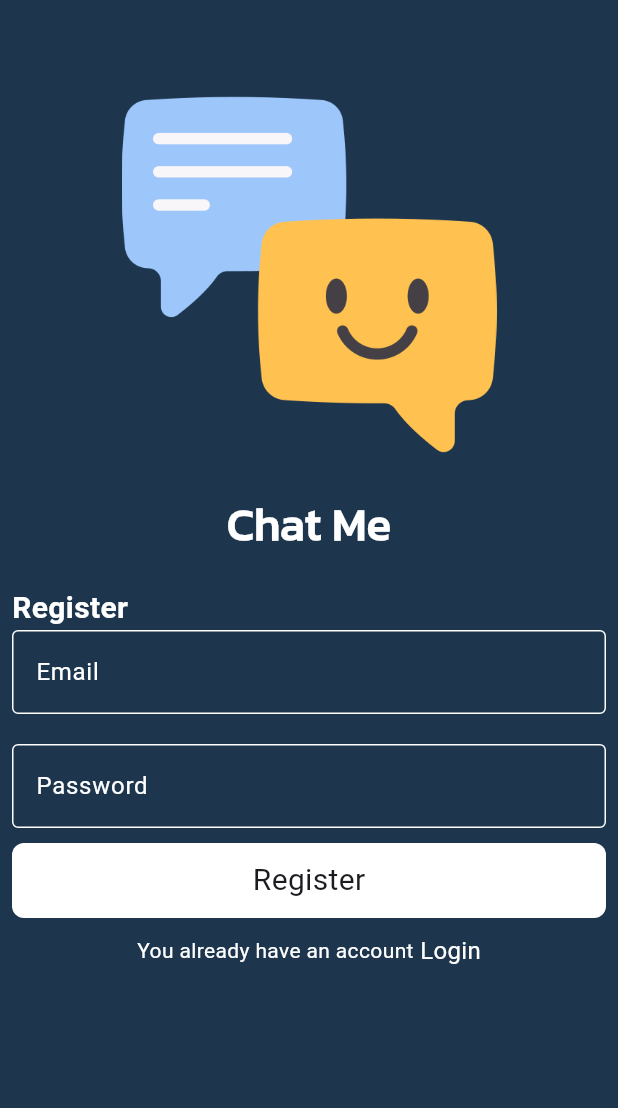
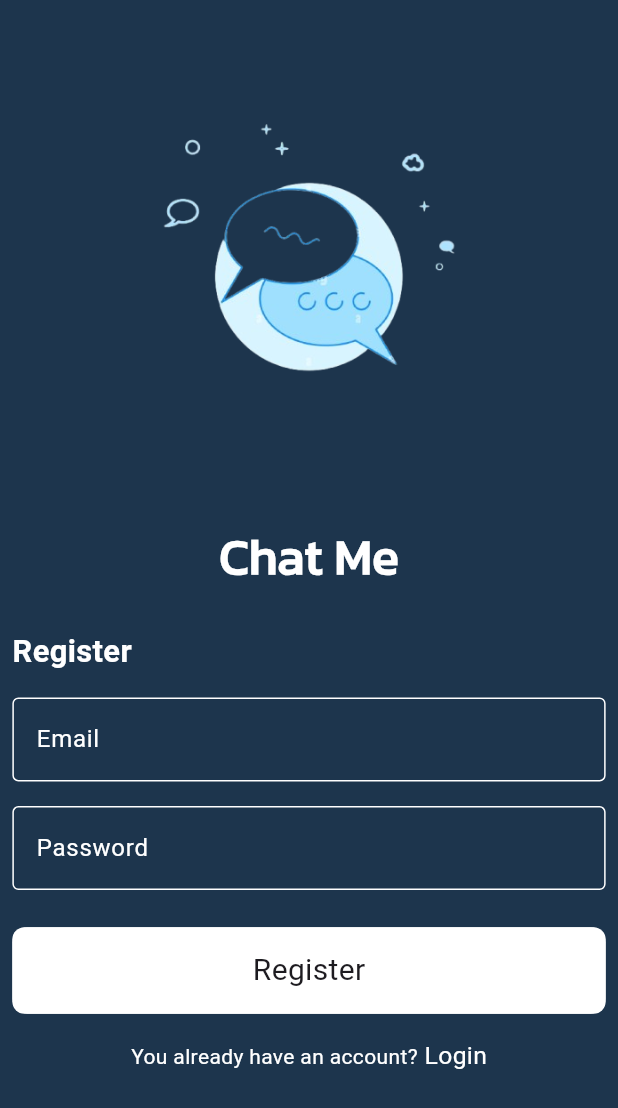
Before and after one commit to shahdrhoma/chat_me_app, a Flutter app: the LoginPage screen opened by its route, after a tap on "Sign in", after a tap on "Register", on a phone screen of 412 x 824 dp. Shown: the top 1108 px of the screen. Run offline on Flutter 3.47's test engine with Material 3 defaults, Android fonts, the phone set to English and light mode, and no system bars; drawn by our look-alikes of modal_progress_hud_nsn; our stand-ins replace bloc, chat_bubbles, cloud_firestore, firebase_auth, firebase_core, flutter_bloc; accounts and stored records are empty.

Commit message:
Small changes

```diff
--- a/lib/components/custom_text_field.dart
+++ b/lib/components/custom_text_field.dart
@@ -6,28 +6,33 @@ class CustomTextField extends StatelessWidget {
     this.onChanged,
     this.obscureText = false,
   });
-  String? hintText;
-  bool? obscureText;
-  Function(String)? onChanged;
+
+  final String? hintText;
+  final bool? obscureText;
+  final Function(String)? onChanged;
+
   @override
   Widget build(BuildContext context) {
     return TextFormField(
       obscureText: obscureText!,
+      style:
+          const TextStyle(color: Colors.white), // Set input text color to white
       validator: (data) {
         if (data!.isEmpty) {
-          return 'field is required';
+          return 'Field is required';
         }
         return null;
       },
       onChanged: onChanged,
       cursorHeight: 30,
+      cursorColor: Colors.white, // Set cursor color to white
       decoration: InputDecoration(
         hintText: hintText,
-        hintStyle: TextStyle(color: Colors.white),
-        enabledBorder: OutlineInputBorder(
+        hintStyle: const TextStyle(color: Colors.white),
+        enabledBorder: const OutlineInputBorder(
           borderSide: BorderSide(color: Colors.white),
         ),
-        focusedBorder: OutlineInputBorder(
+        focusedBorder: const OutlineInputBorder(
           borderSide: BorderSide(color: Colors.white),
         ),
         errorBorder: const OutlineInputBorder(
--- a/lib/constants.dart
+++ b/lib/constants.dart
@@ -1,6 +1,7 @@
 import 'package:flutter/material.dart';
 
 const kPrimaryColor = Color.fromARGB(255, 29, 53, 77);
-const kLogo = 'assets/images/chat.png';
+const kLogo =
+    'assets/images/bulles-de-chat-television-icone-illustration-du-dialogue-et-de-la-communication-lumineux-de-style-design-monochrome-bleu-tagc4c-removebg-preview.png';
 const kMessagesCollections = 'messages';
 const kMessage = 'message';
--- a/lib/helper/show_snack_bar.dart
+++ b/lib/helper/show_snack_bar.dart
@@ -2,8 +2,6 @@ import 'package:flutter/material.dart';
 
 void showSnackBar(BuildContext context, String message) {
   ScaffoldMessenger.of(context).showSnackBar(
-    SnackBar(
-      content: Text(message),
-    ),
+    SnackBar(content: Text(message)),
   );
 }
--- a/lib/pages/login_page.dart
+++ b/lib/pages/login_page.dart
@@ -18,10 +18,14 @@ class LoginPage extends StatelessWidget {
 
   String? password;
 
-  GlobalKey<FormState> formKey = GlobalKey();
+  final GlobalKey<FormState> formKey = GlobalKey();
 
   @override
   Widget build(BuildContext context) {
+    // Screen size variables
+    final screenWidth = MediaQuery.of(context).size.width;
+    final screenHeight = MediaQuery.of(context).size.height;
+
     return BlocConsumer<LoginCubit, LoginState>(
       listener: (context, state) {
         if (state is LoginLoading) {
@@ -31,7 +35,6 @@ class LoginPage extends StatelessWidget {
           Navigator.pushNamed(context, ChattingPage.id, arguments: email);
         } else if (state is LoginFailure) {
           isLoading = false;
-
           showSnackBar(context, state.errMessage);
         }
       },
@@ -40,28 +43,32 @@ class LoginPage extends StatelessWidget {
         child: Scaffold(
           backgroundColor: kPrimaryColor,
           body: Padding(
-            padding: const EdgeInsets.all(8.0),
+            padding: EdgeInsets.symmetric(
+              horizontal: screenWidth * 0.02, // Dynamic horizontal padding
+            ),
             child: Form(
               key: formKey,
               child: ListView(
                 children: [
-                  SizedBox(height: 50),
-                  Image.asset(kLogo, height: 250),
-                  SizedBox(height: 20),
-                  Row(
-                    mainAxisAlignment: MainAxisAlignment.center,
-                    children: [
-                      Text(
+                  SizedBox(height: screenHeight * 0.05), // Top spacing
+                  Image.asset(
+                    kLogo,
+                    height: screenHeight * 0.372, // Enlarged height
+                    width: screenWidth * 0.8, // Enlarged width
+                  ),
+                  Center(
+                    child: Text(
                       'Chat Me',
                       style: TextStyle(
                         fontFamily: 'Kanit',
                         color: Colors.white,
-                            fontSize: 30,
-                            fontWeight: FontWeight.bold),
+                        fontSize: screenWidth * 0.08, // Responsive font size
+                        fontWeight: FontWeight.bold,
                       ),
-                    ],
                     ),
-                  SizedBox(height: 20),
+                  ),
+                  SizedBox(height: screenHeight * 0.03),
+
                   Row(
                     mainAxisAlignment: MainAxisAlignment.start,
                     children: [
@@ -70,20 +77,21 @@ class LoginPage extends StatelessWidget {
                         style: TextStyle(
                           color: Colors.white,
                           fontWeight: FontWeight.bold,
-                          fontSize: 20,
+                          fontSize: screenWidth * 0.05, // Responsive font size
                         ),
                       ),
                     ],
                   ),
-                  Container(
-                    child: Column(
+                  SizedBox(height: screenHeight * 0.02),
+                  Column(
                     children: [
                       CustomTextField(
                         hintText: 'Email',
                         onChanged: (data) {
                           email = data;
-                            }),
-                        const SizedBox(height: 20),
+                        },
+                      ),
+                      SizedBox(height: screenHeight * 0.02),
                       CustomTextField(
                         obscureText: true,
                         onChanged: (data) {
@@ -93,15 +101,14 @@ class LoginPage extends StatelessWidget {
                       ),
                     ],
                   ),
-                  ),
-                  SizedBox(height: 10),
+                  SizedBox(height: screenHeight * 0.03),
                   Container(
                     decoration: BoxDecoration(
                       color: Colors.white,
                       borderRadius: BorderRadius.circular(10),
                     ),
                     width: double.infinity,
-                    height: 50,
+                    height: screenHeight * 0.07, // Responsive height
                     child: CustomButton(
                       text: 'Sign in',
                       onTap: () async {
@@ -110,12 +117,12 @@ class LoginPage extends StatelessWidget {
                           BlocProvider.of<LoginCubit>(context)
                               .signInUser(email: email!, password: password!);
                         } else {
-                          print('no thing from the above ');
+                          print('Validation failed.');
                         }
                       },
                     ),
                   ),
-                  SizedBox(height: 10),
+                  SizedBox(height: screenHeight * 0.02),
                   Row(
                     mainAxisAlignment: MainAxisAlignment.center,
                     children: [
@@ -129,8 +136,13 @@ class LoginPage extends StatelessWidget {
                         },
                         child: Text(
                           ' Register',
-                            style: TextStyle(color: Colors.white, fontSize: 16),
-                          )),
+                          style: TextStyle(
+                            color: Colors.white,
+                            fontSize:
+                                screenWidth * 0.04, // Responsive font size
+                          ),
+                        ),
+                      ),
                     ],
                   ),
                 ],
@@ -141,9 +153,4 @@ class LoginPage extends StatelessWidget {
       ),
     );
   }
-
-  Future<void> signInUser(FirebaseAuth auth) async {
-    UserCredential user = await auth.signInWithEmailAndPassword(
-        email: email!, password: password!);
 }
-}
--- a/lib/pages/register_page.dart
+++ b/lib/pages/register_page.dart
@@ -17,10 +17,14 @@ class RegisterPage extends StatelessWidget {
   static String id = 'RegisterPage';
   String? password;
 
-  GlobalKey<FormState> formKey = GlobalKey();
+  final GlobalKey<FormState> formKey = GlobalKey();
 
   @override
   Widget build(BuildContext context) {
+    // Screen size variables
+    final screenWidth = MediaQuery.of(context).size.width;
+    final screenHeight = MediaQuery.of(context).size.height;
+
     return BlocConsumer<RegisterCubit, RegisterState>(
       listener: (context, state) {
         if (state is RegisterLoading) {
@@ -39,28 +43,32 @@ class RegisterPage extends StatelessWidget {
           child: Scaffold(
             backgroundColor: kPrimaryColor,
             body: Padding(
-              padding: const EdgeInsets.all(8.0),
+              padding: EdgeInsets.symmetric(
+                horizontal: screenWidth * 0.02, // Dynamic horizontal padding
+              ),
               child: Form(
                 key: formKey,
                 child: ListView(
                   children: [
-                    SizedBox(height: 50),
-                    Image.asset(kLogo, height: 250),
-                    SizedBox(height: 20),
-                    Row(
-                      mainAxisAlignment: MainAxisAlignment.center,
-                      children: [
-                        Text(
+                    SizedBox(height: screenHeight * 0.05), // Top spacing
+                    Image.asset(
+                      kLogo,
+                      height: screenHeight * 0.372, // Responsive height
+                      width: screenWidth * 0.8, // Responsive width
+                    ),
+                    //  SizedBox(height: screenHeight * 0.01), // Reduced space
+                    Center(
+                      child: Text(
                         'Chat Me',
                         style: TextStyle(
                           fontFamily: 'Kanit',
                           color: Colors.white,
-                              fontSize: 30,
-                              fontWeight: FontWeight.bold),
+                          fontSize: screenWidth * 0.08, // Responsive font size
+                          fontWeight: FontWeight.bold,
                         ),
-                      ],
                       ),
-                    SizedBox(height: 20),
+                    ),
+                    SizedBox(height: screenHeight * 0.03),
                     Row(
                       mainAxisAlignment: MainAxisAlignment.start,
                       children: [
@@ -69,20 +77,22 @@ class RegisterPage extends StatelessWidget {
                           style: TextStyle(
                             fontWeight: FontWeight.bold,
                             color: Colors.white,
-                            fontSize: 20,
+                            fontSize:
+                                screenWidth * 0.05, // Responsive font size
                           ),
                         ),
                       ],
                     ),
-                    Container(
-                      child: Column(
+                    SizedBox(height: screenHeight * 0.02),
+                    Column(
                       children: [
                         CustomTextField(
                           onChanged: (data) {
                             email = data;
                           },
-                              hintText: 'Email'),
-                          const SizedBox(height: 20),
+                          hintText: 'Email',
+                        ),
+                        SizedBox(height: screenHeight * 0.02),
                         CustomTextField(
                           obscureText: true,
                           onChanged: (data) {
@@ -92,15 +102,14 @@ class RegisterPage extends StatelessWidget {
                         ),
                       ],
                     ),
-                    ),
-                    SizedBox(height: 10),
+                    SizedBox(height: screenHeight * 0.03),
                     Container(
                       decoration: BoxDecoration(
                         color: Colors.white,
                         borderRadius: BorderRadius.circular(10),
                       ),
                       width: double.infinity,
-                      height: 50,
+                      height: screenHeight * 0.07, // Responsive height
                       child: CustomButton(
                         onTap: () async {
                           var auth = FirebaseAuth.instance;
@@ -108,17 +117,17 @@ class RegisterPage extends StatelessWidget {
                             BlocProvider.of<RegisterCubit>(context)
                                 .registerUser(
                                     email: email!, password: password!);
-                          } else {}
+                          }
                         },
                         text: 'Register',
                       ),
                     ),
-                    SizedBox(height: 10),
+                    SizedBox(height: screenHeight * 0.02),
                     Row(
                       mainAxisAlignment: MainAxisAlignment.center,
                       children: [
                         const Text(
-                          'You already have an account',
+                          'You already have an account?',
                           style: TextStyle(color: Colors.white),
                         ),
                         GestureDetector(
@@ -127,9 +136,13 @@ class RegisterPage extends StatelessWidget {
                           },
                           child: Text(
                             ' Login',
-                              style:
-                                  TextStyle(color: Colors.white, fontSize: 16),
-                            )),
+                            style: TextStyle(
+                              color: Colors.white,
+                              fontSize:
+                                  screenWidth * 0.04, // Responsive font size
+                            ),
+                          ),
+                        ),
                       ],
                     ),
                   ],
@@ -143,7 +156,7 @@ class RegisterPage extends StatelessWidget {
   }
 
   Future<void> registerUser(FirebaseAuth auth) async {
-    UserCredential user = await auth.createUserWithEmailAndPassword(
+    await auth.createUserWithEmailAndPassword(
         email: email!, password: password!);
   }
 }
--- a/pubspec.yaml
+++ b/pubspec.yaml
@@ -68,6 +68,8 @@ flutter:
     - assets/images/chat.png
     - assets/images/11-48-15-802-512-unscreen.gif
     - assets/images/11184177-unscreen.gif
+    - assets/images/download-removebg-preview.png
+    - assets/images/bulles-de-chat-television-icone-illustration-du-dialogue-et-de-la-communication-lumineux-de-style-design-monochrome-bleu-tagc4c-removebg-preview.png
 
   # An image asset can refer to one or more resolution-specific "variants", see
   # https://flutter.dev/to/resolution-aware-images
```
Also changed, not shown: lib/components/chat_bubble.dart (+5 -4 lines), lib/pages/chatting.dart (+42 -19 lines), lib/pages/cubits/login_cubit/login_cubit.dart (+30 -19 lines), lib/pages/welcome_page.dart (+22 -12 lines), assets/images/bulles-de-chat-television-icone-illustration-du-dialogue-et-de-la-communication-lumineux-de-style-design-monochrome-bleu-tagc4c-removebg-preview.png (added), assets/images/download-removebg-preview.png (added), assets/images/png-transparent-chat-inbox-message-one-message-facebook-ui-twotone-icon.png (added), lib/main.dart (line endings or trailing spaces). Lines whose indentation alone changed are shown as unchanged.
